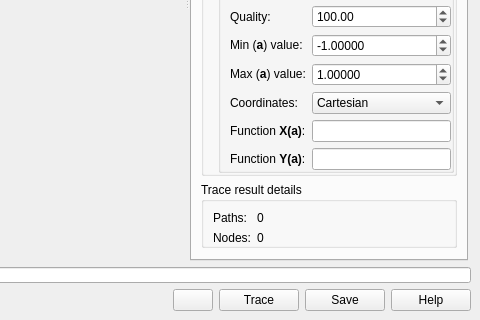
Above: src/ui_build/mainwindow.ui from maxim-s-barabash/ZebraTrace before the change; both pictures show x 405 to 885 and y 324 to 644 of the 885 by 644 pixel window. Below: the same form after it.
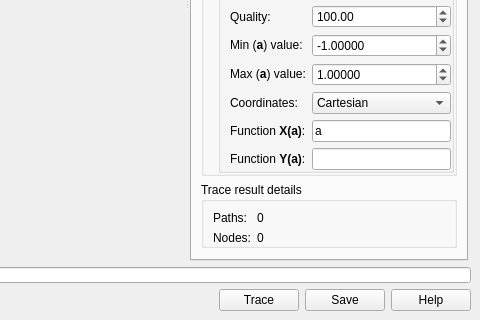
That is the form after the change. Icons and pictures are not drawn.

```diff
--- a/src/ui_build/mainwindow.ui
+++ b/src/ui_build/mainwindow.ui
@@ -729,7 +729,7 @@
                          <string>Use (a),( i) and (n) as parameters</string>
                         </property>
                         <property name="text">
-                         <string/>
+                         <string notr="true">a</string>
                         </property>
                        </widget>
                       </item>
@@ -946,7 +946,7 @@
          <bool>false</bool>
         </property>
         <property name="flat">
-         <bool>false</bool>
+         <bool>true</bool>
         </property>
        </widget>
       </item>
```
Left out of the diff: 29 changed lines with no effect on the pictures.
